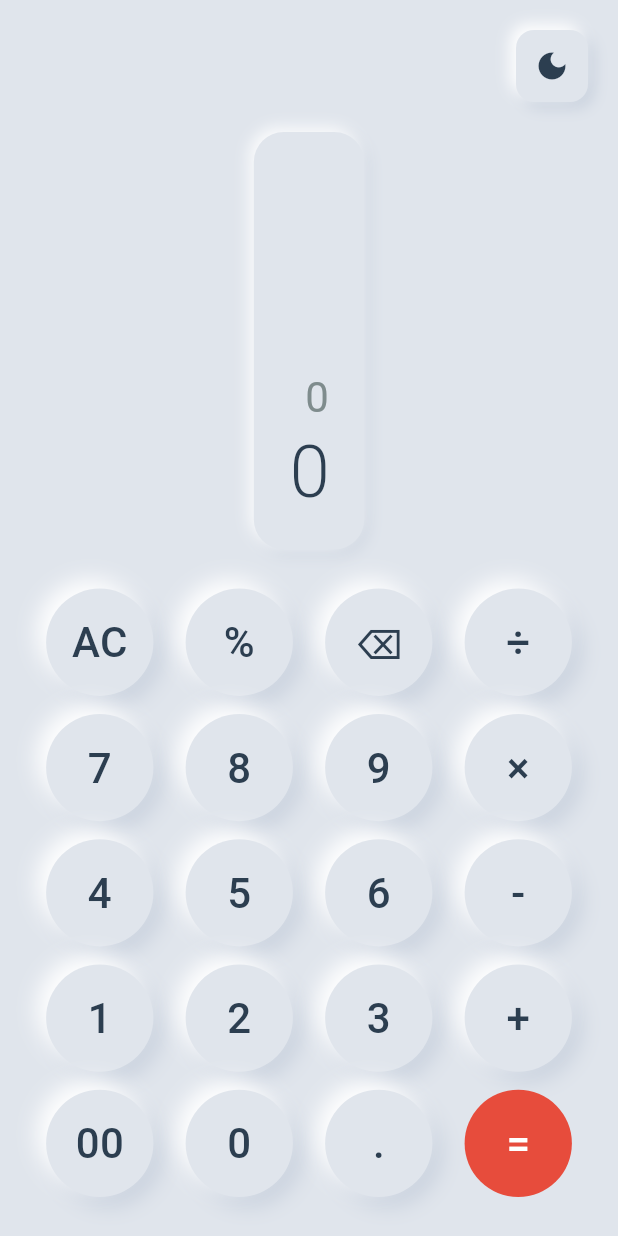
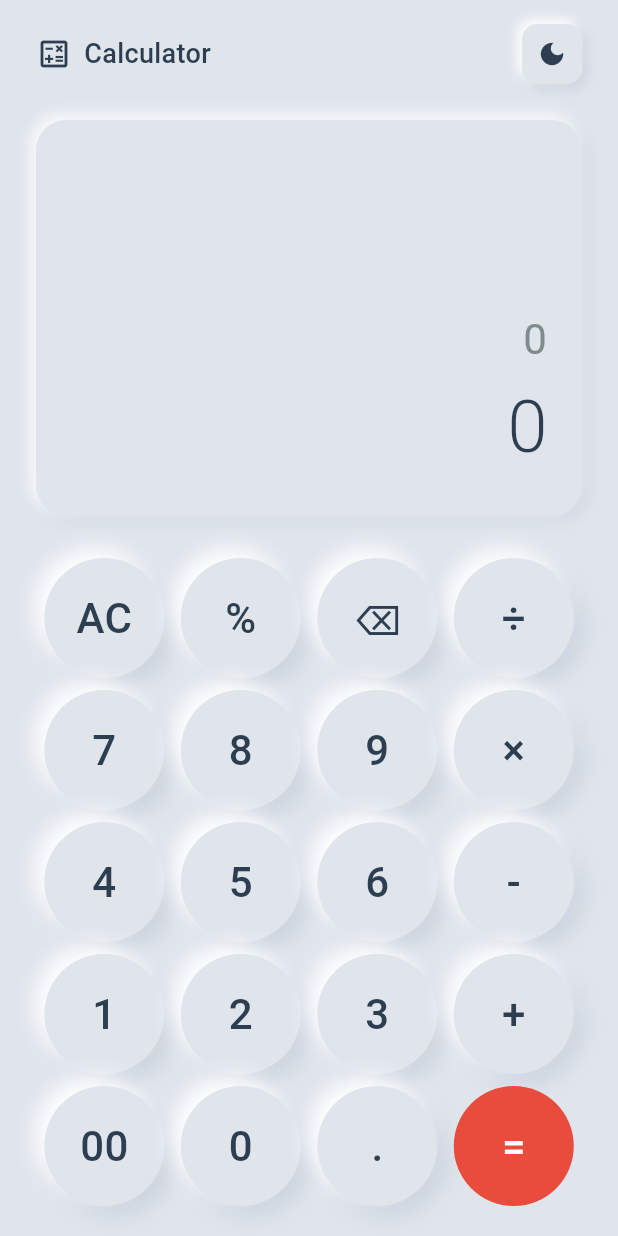
Before and after one commit to ZenKitX/ZenCalc, a Flutter app: the screen it shows after launch, on a phone screen of 412 x 824 dp. Run offline on Flutter 3.47's test engine with Material 3 defaults, Android fonts, the phone set to English and light mode, and no system bars.

Commit message:
布局优化：添加顶部菜单栏、优化显示区域大小、减小按钮间距、限制最大宽度

```diff
--- a/calculator/lib/screens/calculator_screen.dart
+++ b/calculator/lib/screens/calculator_screen.dart
@@ -111,69 +111,99 @@ class _CalculatorScreenState extends State<CalculatorScreen> {
   Widget build(BuildContext context) {
     final isDark = Theme.of(context).brightness == Brightness.dark;
     final screenHeight = MediaQuery.of(context).size.height;
+    final screenWidth = MediaQuery.of(context).size.width;
+
+    // 根据屏幕大小调整布局
     final isSmallScreen = screenHeight < 600;
+    final maxWidth = screenWidth > 500 ? 500.0 : screenWidth;
 
     return Scaffold(
       backgroundColor: isDark ? AppTheme.darkBackground : AppTheme.lightBackground,
-      body: SafeArea(
+      body: Center(
+        child: Container(
+          constraints: BoxConstraints(maxWidth: maxWidth),
+          child: SafeArea(
             child: Padding(
-          padding: EdgeInsets.all(isSmallScreen ? 12.0 : 20.0),
+              padding: EdgeInsets.symmetric(
+                horizontal: isSmallScreen ? 16.0 : 24.0,
+                vertical: isSmallScreen ? 8.0 : 16.0,
+              ),
               child: Column(
                 children: [
-              // 主题切换按钮
+                  // 顶部菜单栏
                   Row(
-                mainAxisAlignment: MainAxisAlignment.end,
+                    mainAxisAlignment: MainAxisAlignment.spaceBetween,
                     children: [
+                      // 左侧：应用名称
+                      Row(
+                        children: [
+                          Icon(
+                            Icons.calculate_outlined,
+                            color: isDark ? AppTheme.darkText : AppTheme.lightText,
+                            size: 24,
+                          ),
+                          const SizedBox(width: 8),
+                          Text(
+                            'Calculator',
+                            style: TextStyle(
+                              fontSize: 18,
+                              fontWeight: FontWeight.w500,
+                              color: isDark ? AppTheme.darkText : AppTheme.lightText,
+                            ),
+                          ),
+                        ],
+                      ),
+                      // 右侧：主题切换按钮
                       GestureDetector(
                         onTap: widget.onThemeToggle,
                         child: Container(
-                      padding: const EdgeInsets.all(12),
+                          padding: const EdgeInsets.all(10),
                           decoration: BoxDecoration(
                             color: isDark ? AppTheme.darkBackground : AppTheme.lightBackground,
-                        borderRadius: BorderRadius.circular(12),
+                            borderRadius: BorderRadius.circular(10),
                             boxShadow: [
                               BoxShadow(
                                 color: isDark
                                     ? AppTheme.darkShadowDark.withOpacity(0.6)
                                     : AppTheme.lightShadowDark.withOpacity(0.4),
-                            offset: const Offset(4, 4),
-                            blurRadius: 8,
+                                offset: const Offset(3, 3),
+                                blurRadius: 6,
                               ),
                               BoxShadow(
                                 color: isDark
                                     ? AppTheme.darkShadowLight.withOpacity(0.6)
                                     : AppTheme.lightShadowLight,
-                            offset: const Offset(-4, -4),
-                            blurRadius: 8,
+                                offset: const Offset(-3, -3),
+                                blurRadius: 6,
                               ),
                             ],
                           ),
                           child: Icon(
                             isDark ? Icons.light_mode : Icons.dark_mode,
                             color: isDark ? AppTheme.darkText : AppTheme.lightText,
-                        size: 24,
+                            size: 20,
                           ),
                         ),
                       ),
                     ],
                   ),
 
-              SizedBox(height: isSmallScreen ? 12 : 20),
+                  SizedBox(height: isSmallScreen ? 16 : 24),
 
-              // 显示区域
+                  // 显示区域 - 占据更多空间
                   Expanded(
-                flex: 2,
+                    flex: 3,
                     child: NeumorphicDisplay(
                       displayText: displayText,
                       result: result,
                     ),
                   ),
 
-              SizedBox(height: isSmallScreen ? 12 : 20),
+              SizedBox(height: isSmallScreen ? 16 : 24),
 
-              // 按钮区域
+              // 按钮区域 - 减小比例
               Expanded(
-                flex: 3,
+                flex: 5,
                 child: Column(
                   children: [
                     // 第一行：AC, %, ⌫, ÷
@@ -182,7 +212,7 @@ class _CalculatorScreenState extends State<CalculatorScreen> {
                         children: [
                           Expanded(
                             child: Padding(
-                              padding: const EdgeInsets.all(6.0),
+                              padding: const EdgeInsets.all(4.0),
                               child: NeumorphicButton(
                                 text: 'AC',
                                 onTap: onClear,
@@ -192,7 +222,7 @@ class _CalculatorScreenState extends State<CalculatorScreen> {
                           ),
                           Expanded(
                             child: Padding(
-                              padding: const EdgeInsets.all(6.0),
+                              padding: const EdgeInsets.all(4.0),
                               child: NeumorphicButton(
                                 text: '%',
                                 onTap: () => onButtonPressed('%'),
@@ -202,7 +232,7 @@ class _CalculatorScreenState extends State<CalculatorScreen> {
                           ),
                           Expanded(
                             child: Padding(
-                              padding: const EdgeInsets.all(6.0),
+                              padding: const EdgeInsets.all(4.0),
                               child: NeumorphicButton(
                                 text: '⌫',
                                 onTap: onDelete,
@@ -212,7 +242,7 @@ class _CalculatorScreenState extends State<CalculatorScreen> {
                           ),
                           Expanded(
                             child: Padding(
-                              padding: const EdgeInsets.all(6.0),
+                              padding: const EdgeInsets.all(4.0),
                               child: NeumorphicButton(
                                 text: '÷',
                                 onTap: () => onButtonPressed('÷'),
@@ -230,7 +260,7 @@ class _CalculatorScreenState extends State<CalculatorScreen> {
                         children: [
                           Expanded(
                             child: Padding(
-                              padding: const EdgeInsets.all(6.0),
+                              padding: const EdgeInsets.all(4.0),
                               child: NeumorphicButton(
                                 text: '7',
                                 onTap: () => onButtonPressed('7'),
@@ -239,7 +269,7 @@ class _CalculatorScreenState extends State<CalculatorScreen> {
                           ),
                           Expanded(
                             child: Padding(
-                              padding: const EdgeInsets.all(6.0),
+                              padding: const EdgeInsets.all(4.0),
                               child: NeumorphicButton(
                                 text: '8',
                                 onTap: () => onButtonPressed('8'),
@@ -248,7 +278,7 @@ class _CalculatorScreenState extends State<CalculatorScreen> {
                           ),
                           Expanded(
                             child: Padding(
-                              padding: const EdgeInsets.all(6.0),
+                              padding: const EdgeInsets.all(4.0),
                               child: NeumorphicButton(
                                 text: '9',
                                 onTap: () => onButtonPressed('9'),
@@ -257,7 +287,7 @@ class _CalculatorScreenState extends State<CalculatorScreen> {
                           ),
                           Expanded(
                             child: Padding(
-                              padding: const EdgeInsets.all(6.0),
+                              padding: const EdgeInsets.all(4.0),
                               child: NeumorphicButton(
                                 text: '×',
                                 onTap: () => onButtonPressed('×'),
@@ -275,7 +305,7 @@ class _CalculatorScreenState extends State<CalculatorScreen> {
                         children: [
                           Expanded(
                             child: Padding(
-                              padding: const EdgeInsets.all(6.0),
+                              padding: const EdgeInsets.all(4.0),
                               child: NeumorphicButton(
                                 text: '4',
                                 onTap: () => onButtonPressed('4'),
@@ -284,7 +314,7 @@ class _CalculatorScreenState extends State<CalculatorScreen> {
                           ),
                           Expanded(
                             child: Padding(
-                              padding: const EdgeInsets.all(6.0),
+                              padding: const EdgeInsets.all(4.0),
                               child: NeumorphicButton(
                                 text: '5',
                                 onTap: () => onButtonPressed('5'),
@@ -293,7 +323,7 @@ class _CalculatorScreenState extends State<CalculatorScreen> {
                           ),
                           Expanded(
                             child: Padding(
-                              padding: const EdgeInsets.all(6.0),
+                              padding: const EdgeInsets.all(4.0),
                               child: NeumorphicButton(
                                 text: '6',
                                 onTap: () => onButtonPressed('6'),
@@ -302,7 +332,7 @@ class _CalculatorScreenState extends State<CalculatorScreen> {
                           ),
                           Expanded(
                             child: Padding(
-                              padding: const EdgeInsets.all(6.0),
+                              padding: const EdgeInsets.all(4.0),
                               child: NeumorphicButton(
                                 text: '-',
                                 onTap: () => onButtonPressed('-'),
@@ -320,7 +350,7 @@ class _CalculatorScreenState extends State<CalculatorScreen> {
                         children: [
                           Expanded(
                             child: Padding(
-                              padding: const EdgeInsets.all(6.0),
+                              padding: const EdgeInsets.all(4.0),
                               child: NeumorphicButton(
                                 text: '1',
                                 onTap: () => onButtonPressed('1'),
@@ -329,7 +359,7 @@ class _CalculatorScreenState extends State<CalculatorScreen> {
                           ),
                           Expanded(
                             child: Padding(
-                              padding: const EdgeInsets.all(6.0),
+                              padding: const EdgeInsets.all(4.0),
                               child: NeumorphicButton(
                                 text: '2',
                                 onTap: () => onButtonPressed('2'),
@@ -338,7 +368,7 @@ class _CalculatorScreenState extends State<CalculatorScreen> {
                           ),
                           Expanded(
                             child: Padding(
-                              padding: const EdgeInsets.all(6.0),
+                              padding: const EdgeInsets.all(4.0),
                               child: NeumorphicButton(
                                 text: '3',
                                 onTap: () => onButtonPressed('3'),
@@ -347,7 +377,7 @@ class _CalculatorScreenState extends State<CalculatorScreen> {
                           ),
                           Expanded(
                             child: Padding(
-                              padding: const EdgeInsets.all(6.0),
+                              padding: const EdgeInsets.all(4.0),
                               child: NeumorphicButton(
                                 text: '+',
                                 onTap: () => onButtonPressed('+'),
@@ -365,7 +395,7 @@ class _CalculatorScreenState extends State<CalculatorScreen> {
                         children: [
                           Expanded(
                             child: Padding(
-                              padding: const EdgeInsets.all(6.0),
+                              padding: const EdgeInsets.all(4.0),
                               child: NeumorphicButton(
                                 text: '00',
                                 onTap: () => onButtonPressed('00'),
@@ -374,7 +404,7 @@ class _CalculatorScreenState extends State<CalculatorScreen> {
                           ),
                           Expanded(
                             child: Padding(
-                              padding: const EdgeInsets.all(6.0),
+                              padding: const EdgeInsets.all(4.0),
                               child: NeumorphicButton(
                                 text: '0',
                                 onTap: () => onButtonPressed('0'),
@@ -383,7 +413,7 @@ class _CalculatorScreenState extends State<CalculatorScreen> {
                           ),
                           Expanded(
                             child: Padding(
-                              padding: const EdgeInsets.all(6.0),
+                              padding: const EdgeInsets.all(4.0),
                               child: NeumorphicButton(
                                 text: '.',
                                 onTap: () => onButtonPressed('.'),
@@ -392,7 +422,7 @@ class _CalculatorScreenState extends State<CalculatorScreen> {
                           ),
                           Expanded(
                             child: Padding(
-                              padding: const EdgeInsets.all(6.0),
+                              padding: const EdgeInsets.all(4.0),
                               child: NeumorphicButton(
                                 text: '=',
                                 onTap: onEquals,
@@ -410,6 +440,8 @@ class _CalculatorScreenState extends State<CalculatorScreen> {
               ),
             ),
           ),
+        ),
+      ),
     );
   }
 }
--- a/calculator/lib/widgets/neumorphic_display.dart
+++ b/calculator/lib/widgets/neumorphic_display.dart
@@ -16,7 +16,8 @@ class NeumorphicDisplay extends StatelessWidget {
     final isDark = Theme.of(context).brightness == Brightness.dark;
 
     return Container(
-      padding: const EdgeInsets.all(24.0),
+      width: double.infinity,
+      padding: const EdgeInsets.symmetric(horizontal: 24.0, vertical: 32.0),
       decoration: BoxDecoration(
         color: isDark ? AppTheme.darkBackground : AppTheme.lightBackground,
         borderRadius: BorderRadius.circular(20),
@@ -45,19 +46,26 @@ class NeumorphicDisplay extends StatelessWidget {
         crossAxisAlignment: CrossAxisAlignment.end,
         children: [
           // 输入显示
-          Text(
-            displayText,
-            style: Theme.of(context).textTheme.displayMedium,
-            textAlign: TextAlign.right,
-            maxLines: 2,
-            overflow: TextOverflow.ellipsis,
+          Flexible(
+            child: SingleChildScrollView(
+              reverse: true,
+              child: Text(
+                displayText,
+                style: Theme.of(context).textTheme.displayMedium,
+                textAlign: TextAlign.right,
+                maxLines: 3,
+                overflow: TextOverflow.ellipsis,
+              ),
+            ),
           ),
-          const SizedBox(height: 8),
+          const SizedBox(height: 16),
           // 结果显示
           Text(
             result,
             style: Theme.of(context).textTheme.displayLarge,
             textAlign: TextAlign.right,
+            maxLines: 1,
+            overflow: TextOverflow.ellipsis,
           ),
         ],
       ),
```
Lines whose indentation alone changed are shown as unchanged.
